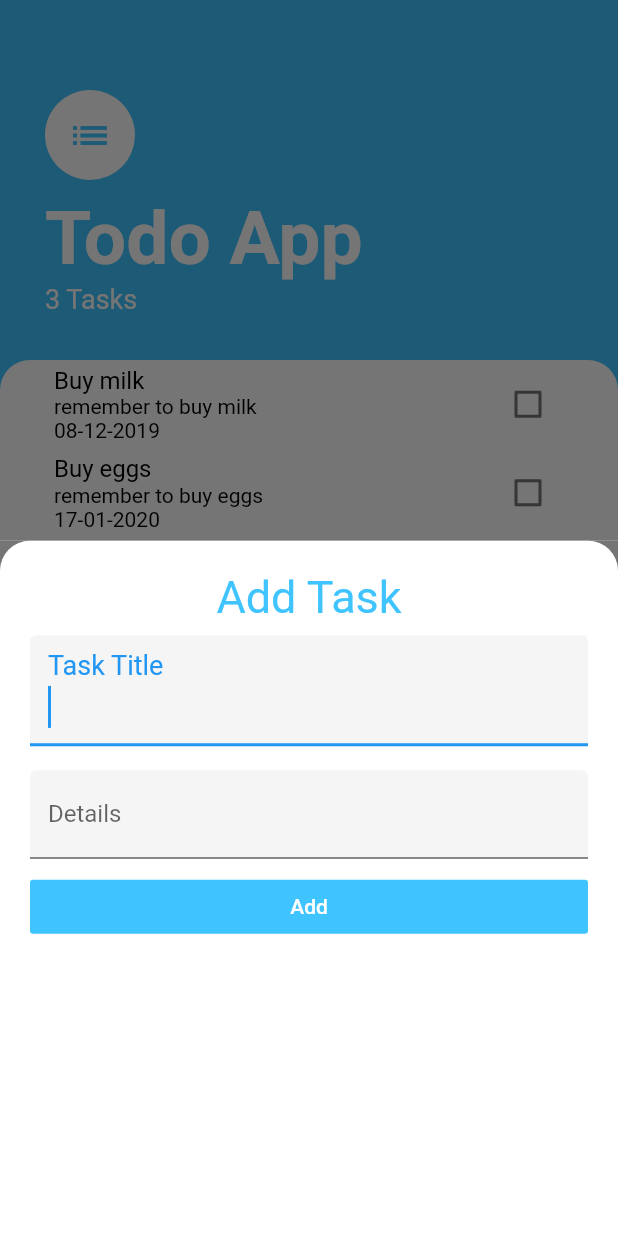
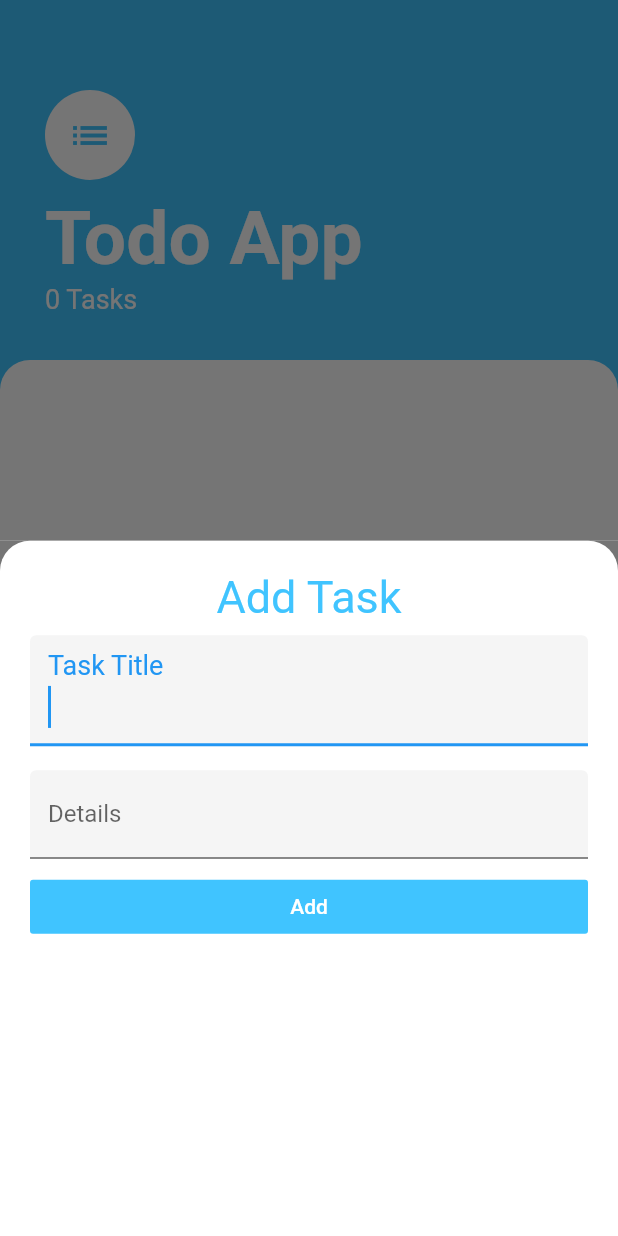
Before and after one commit to sumithpdd/FlutterMeetupLund, a Flutter app: the screen it shows after launch, after a tap on the "add" icon, on a phone screen of 412 x 824 dp. Run offline on Flutter 3.47's test engine with Material 2 defaults, Android fonts, the phone set to English and light mode, and no system bars; our stand-ins replace sqflite; accounts and stored records are empty.

```diff
--- /dev/null
+++ b/todo_flutter/lib/database/database_helper.dart
@@ -0,0 +1,81 @@
+import 'dart:async';
+import 'dart:io';
+import 'package:sqflite/sqflite.dart';
+import 'package:path_provider/path_provider.dart';
+import 'package:path/path.dart';
+import 'package:todo_flutter/util/constants.dart';
+
+import '../models/task.dart';
+
+class DatabaseHelper {
+  static final DatabaseHelper _instance = new DatabaseHelper.make();
+  factory DatabaseHelper() => _instance;
+  static Database _db;
+  DatabaseHelper.make();
+
+  Future<Database> get db async {
+    if (_db != null) return _db;
+    _db = await initDB();
+    return _db;
+  }
+
+  initDB() async {
+    Directory directory = await getApplicationDocumentsDirectory();
+    String path = join(directory.path, Constants.DBNAME);
+    var myDb =
+        openDatabase(path, version: Constants.DB_VERSION, onCreate: _onCreate);
+
+    return myDb;
+  }
+
+  void _onCreate(Database db, int version) async {
+    await db.execute(
+        "CREATE TABLE ${Constants.TABLE_NAME} (${Constants.COLUMN_ID} INTEGER PRIMARY KEY autoincrement, "
+        "${Constants.COLUMN_TITLE} text not null,${Constants.COLUMN_DETAILS} TEXT, ${Constants.COLUMN_DATE} TEXT , ${Constants.COLUMN_COMPLETED} integer not null );");
+  }
+
+  Future<int> insertTask(Task task) async {
+    var dbClient = await db;
+    int count = await dbClient.insert(Constants.TABLE_NAME, task.toMap());
+
+    return count;
+  }
+
+  Future<List> getAllTasks() async {
+    var dbClient = await db;
+    var result = await dbClient.rawQuery(
+        "SELECT * FROM ${Constants.TABLE_NAME} ORDER BY ${Constants.COLUMN_ID} ASC");
+
+    return result.toList();
+  }
+
+  Future<int> getCount() async {
+    var dbClient = await db;
+    int count = Sqflite.firstIntValue(await dbClient
+        .rawQuery("SELECT COUNT(*) FROM ${Constants.TABLE_NAME}"));
+    return count;
+  }
+
+  Future<Task> getSingleItem(int id) async {
+    var dbClient = await db;
+    var result = await dbClient.rawQuery(
+        "SELECT * FROM ${Constants.TABLE_NAME} WHERE ${Constants.COLUMN_ID} = $id");
+    if (result == null) return null;
+    return new Task.fromMap(result.first);
+  }
+
+  Future<int> deleteItem(int id) async {
+    var dbClient = await db;
+    int count = await dbClient.delete(Constants.TABLE_NAME,
+        where: "${Constants.COLUMN_ID} = ?", whereArgs: [id]);
+    return count;
+  }
+
+  Future<int> updateItem(Task task) async {
+    var dbClient = await db;
+    int count = await dbClient.update(Constants.TABLE_NAME, task.toMap(),
+        where: "${Constants.COLUMN_ID} = ?", whereArgs: [task.id]);
+
+    return count;
+  }
+}
--- a/todo_flutter/lib/screens/tasks_screen.dart
+++ b/todo_flutter/lib/screens/tasks_screen.dart
@@ -1,45 +1,64 @@
 import 'package:flutter/material.dart';
+import 'package:todo_flutter/database/database_helper.dart';
 import 'package:todo_flutter/models/task.dart';
 import 'package:todo_flutter/screens/add_task_screen.dart';
 import 'package:todo_flutter/widgets/tasks_list.dart';
 
-import 'package:intl/intl.dart';
 class TasksScreen extends StatefulWidget {
   @override
   _TasksScreenState createState() => _TasksScreenState();
 }
 
 class _TasksScreenState extends State<TasksScreen> {
+  DatabaseHelper _databaseHelper = new DatabaseHelper();
+  List<Task> _tasks = [];
+  bool _loading = false;
+
   Widget buildBottomSheet(BuildContext context) {
     return AddTaskScreen(addTaskCallback: (newTask) {
       //use setstate to update the UI
-      setState(() {
-        //Adding task to the existing list of tasks
-        tasks.add(newTask);
-      });
-
+      //Adding task to the existing list of tasks
+      if (newTask != null) {
+        setState(() {
+          _databaseHelper.insertTask(newTask);
+          _loadTasks();
+        });
+      }
       //Closing the bottom modal screen
       Navigator.pop(context);
     });
   }
 
-  List<Task> tasks = [
-    Task( 'Buy milk','remember to buy milk',  DateFormat("dd-MM-yyyy").format(DateTime.now().subtract(new Duration(days: 50))), false) ,
-    Task( 'Buy eggs','remember to buy eggs',  DateFormat("dd-MM-yyyy").format(DateTime.now().subtract(new Duration(days: 10))), false),
-    Task(  'Buy bread','remember to buy bread',  DateFormat("dd-MM-yyyy").format(DateTime.now().subtract(new Duration(days: 5))), false)
-  ];
+  @override
+  void initState() {
+    super.initState();
+    _loadTasks();
+  }
+
+  Future<void> _loadTasks() async {
+    var result = await _databaseHelper.getAllTasks();
+    _loading = true;
+    setState(() {
+      _tasks.clear();
+      result.forEach((row) => _tasks.add(Task.fromMap(row)));
+      _loading = false;
+    });
+  }
+
+  // List<Task> tasks = [
+  //   Task( 'Buy milk','remember to buy milk',  DateFormat("dd-MM-yyyy").format(DateTime.now().subtract(new Duration(days: 50))), false) ,
+  //   Task( 'Buy eggs','remember to buy eggs',  DateFormat("dd-MM-yyyy").format(DateTime.now().subtract(new Duration(days: 10))), false),
+  //   Task(  'Buy bread','remember to buy bread',  DateFormat("dd-MM-yyyy").format(DateTime.now().subtract(new Duration(days: 5))), false)
+  // ];
   @override
   Widget build(BuildContext context) {
-    return Scaffold(
-      floatingActionButton: FloatingActionButton(
-        backgroundColor: Theme.of(context).accentColor,
-        child: Icon(Icons.add),
-        onPressed: () {
-          showModalBottomSheet(context: context, builder: buildBottomSheet);
-        },
-      ),
-      backgroundColor: Colors.lightBlueAccent,
-      body: Column(
+    Widget content;
+    if (_loading) {
+      new Center(
+        child: new CircularProgressIndicator(),
+      );
+    } else {
+      content = Column(
         crossAxisAlignment: CrossAxisAlignment.start,
         children: <Widget>[
           Container(
@@ -68,7 +87,7 @@ class _TasksScreenState extends State<TasksScreen> {
                       fontWeight: FontWeight.w700),
                 ),
                 Text(
-                  '${tasks.length} Tasks',
+                  '${_tasks.length} Tasks',
                   style: TextStyle(color: Colors.white, fontSize: 18),
                 ),
               ],
@@ -84,11 +103,24 @@ class _TasksScreenState extends State<TasksScreen> {
                   topRight: Radius.circular(20.0),
                 ),
               ),
-              child: TasksList(tasks),
+              child: (_loading == false && _tasks != null)
+                  ? TasksList(_tasks)
+                  : null,
             ),
           )
         ],
+      );
+    }
+    return Scaffold(
+      floatingActionButton: FloatingActionButton(
+        backgroundColor: Theme.of(context).accentColor,
+        child: Icon(Icons.add),
+        onPressed: () {
+          showModalBottomSheet(context: context, builder: buildBottomSheet);
+        },
       ),
+      backgroundColor: Colors.lightBlueAccent,
+      body: content,
     );
   }
 }
--- a/todo_flutter/lib/util/constants.dart
+++ b/todo_flutter/lib/util/constants.dart
@@ -5,7 +5,7 @@ class Constants {
   static const String  COLUMN_DATE = "date";
   static const String  COLUMN_COMPLETED = "completed";
   static const String  COLUMN_ID = "id";
-  static const int  DBVERSION = 1;
+  static const int  DB_VERSION = 1;
   static const String  DBNAME = "todo.db";
 
 }
--- a/todo_flutter/lib/widgets/tasks_list.dart
+++ b/todo_flutter/lib/widgets/tasks_list.dart
@@ -1,6 +1,8 @@
 import 'package:flutter/material.dart';
+import 'package:todo_flutter/database/database_helper.dart';
 import 'package:todo_flutter/models/task.dart';
 import 'package:todo_flutter/widgets/task_tile.dart';
+// import 'package:todo_flutter/widgets/task_tile.dart';
 
 class TasksList extends StatefulWidget {
   final List<Task> tasks;
@@ -11,8 +13,12 @@ class TasksList extends StatefulWidget {
 }
 
 class _TasksListState extends State<TasksList> {
+    DatabaseHelper _databaseHelper = new DatabaseHelper();
   @override
   Widget build(BuildContext context) {
+    if(widget.tasks ==null){
+      return Container();
+    }
     return ListView.builder(
       itemBuilder: (context, index) {
         return TaskTile(
@@ -23,6 +29,7 @@ class _TasksListState extends State<TasksList> {
             checkboxCallback: (checkboxState) {
               setState(() {
                 widget.tasks[index].toggleDone();
+                _databaseHelper.updateItem(widget.tasks[index]);
               });
             },
             date: widget.tasks[index].date,
--- a/todo_flutter/pubspec.yaml
+++ b/todo_flutter/pubspec.yaml
@@ -24,6 +24,8 @@ dependencies:
   # Use with the CupertinoIcons class for iOS style icons.
   cupertino_icons: ^0.1.2
   intl: ^0.15.8
+  sqflite: ^1.2.0
+  path_provider: ^1.5.1
 
 dev_dependencies:
   flutter_test:
```
Also changed, not shown: todo_flutter/pubspec.lock, 13 other files.
